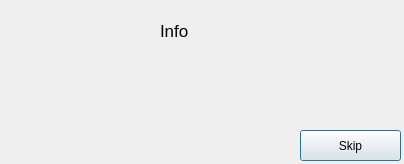
Qt form notification_window.ui (UnknownHero222/PomodoroManager) before a commit.
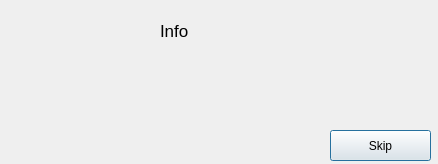
The same form after that commit. Icons and pictures are not drawn.

Commit message: Notification window closed after 5 seconds of waiting

Patch:
```diff
--- a/notification_window.ui
+++ b/notification_window.ui
@@ -6,7 +6,7 @@
    <rect>
     <x>0</x>
     <y>0</y>
-    <width>404</width>
+    <width>438</width>
     <height>164</height>
    </rect>
   </property>
@@ -40,7 +40,7 @@
   <widget class="QPushButton" name="pushButton">
    <property name="geometry">
     <rect>
-     <x>300</x>
+     <x>330</x>
      <y>130</y>
      <width>101</width>
      <height>31</height>
@@ -66,6 +66,19 @@
     <pixmap resource="resources.qrc">:/icons/icons/short_break.ico</pixmap>
    </property>
   </widget>
+  <widget class="QLabel" name="live_st_lbl">
+   <property name="geometry">
+    <rect>
+     <x>160</x>
+     <y>100</y>
+     <width>261</width>
+     <height>17</height>
+    </rect>
+   </property>
+   <property name="text">
+    <string/>
+   </property>
+  </widget>
  </widget>
  <resources>
   <include location="resources.qrc"/>
```
The commit also changes 2 other files.
